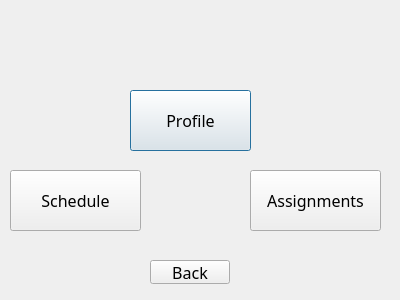
This is nursewindow.ui in Doha-Deia/final2 as Qt 5 draws it before an edit. The edited form follows.
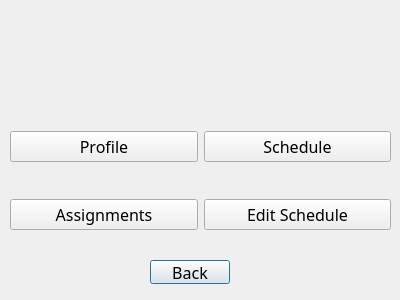
This is the edited form.

Patch:
```diff
--- a/nursewindow.ui
+++ b/nursewindow.ui
@@ -13,63 +13,6 @@
   <property name="windowTitle">
    <string>Dialog</string>
   </property>
-  <widget class="QPushButton" name="pushButton_profile">
-   <property name="geometry">
-    <rect>
-     <x>130</x>
-     <y>90</y>
-     <width>121</width>
-     <height>61</height>
-    </rect>
-   </property>
-   <property name="font">
-    <font>
-     <family>Forte</family>
-     <pointsize>12</pointsize>
-    </font>
-   </property>
-   <property name="text">
-    <string>Profile</string>
-   </property>
-  </widget>
-  <widget class="QPushButton" name="pushButton_Schedule">
-   <property name="geometry">
-    <rect>
-     <x>10</x>
-     <y>170</y>
-     <width>131</width>
-     <height>61</height>
-    </rect>
-   </property>
-   <property name="font">
-    <font>
-     <family>Forte</family>
-     <pointsize>12</pointsize>
-    </font>
-   </property>
-   <property name="text">
-    <string>Schedule</string>
-   </property>
-  </widget>
-  <widget class="QPushButton" name="pushButton_Assignment">
-   <property name="geometry">
-    <rect>
-     <x>250</x>
-     <y>170</y>
-     <width>131</width>
-     <height>61</height>
-    </rect>
-   </property>
-   <property name="font">
-    <font>
-     <family>Forte</family>
-     <pointsize>12</pointsize>
-    </font>
-   </property>
-   <property name="text">
-    <string>Assignments</string>
-   </property>
-  </widget>
   <widget class="QLabel" name="label_Hellonur">
    <property name="geometry">
     <rect>
@@ -109,6 +52,78 @@
     <string>Back</string>
    </property>
   </widget>
+  <widget class="QWidget" name="">
+   <property name="geometry">
+    <rect>
+     <x>10</x>
+     <y>100</y>
+     <width>381</width>
+     <height>161</height>
+    </rect>
+   </property>
+   <layout class="QVBoxLayout" name="verticalLayout">
+    <item>
+     <layout class="QHBoxLayout" name="horizontalLayout_2">
+      <item>
+       <widget class="QPushButton" name="pushButton_profile">
+        <property name="font">
+         <font>
+          <family>Forte</family>
+          <pointsize>12</pointsize>
+         </font>
+        </property>
+        <property name="text">
+         <string>Profile</string>
+        </property>
+       </widget>
+      </item>
+      <item>
+       <widget class="QPushButton" name="pushButton_Schedule">
+        <property name="font">
+         <font>
+          <family>Forte</family>
+          <pointsize>12</pointsize>
+         </font>
+        </property>
+        <property name="text">
+         <string>Schedule</string>
+        </property>
+       </widget>
+      </item>
+     </layout>
+    </item>
+    <item>
+     <layout class="QHBoxLayout" name="horizontalLayout">
+      <item>
+       <widget class="QPushButton" name="pushButton_Assignment">
+        <property name="font">
+         <font>
+          <family>Forte</family>
+          <pointsize>12</pointsize>
+         </font>
+        </property>
+        <property name="text">
+         <string>Assignments</string>
+        </property>
+       </widget>
+      </item>
+      <item>
+       <widget class="QPushButton" name="pushButton_editschedule">
+        <property name="font">
+         <font>
+          <family>Forte</family>
+          <pointsize>12</pointsize>
+         </font>
+        </property>
+        <property name="text">
+         <string>Edit Schedule</string>
+        </property>
+       </widget>
+      </item>
+     </layout>
+    </item>
+   </layout>
+  </widget>
  </widget>
  <resources/>
  <connections/>
```
